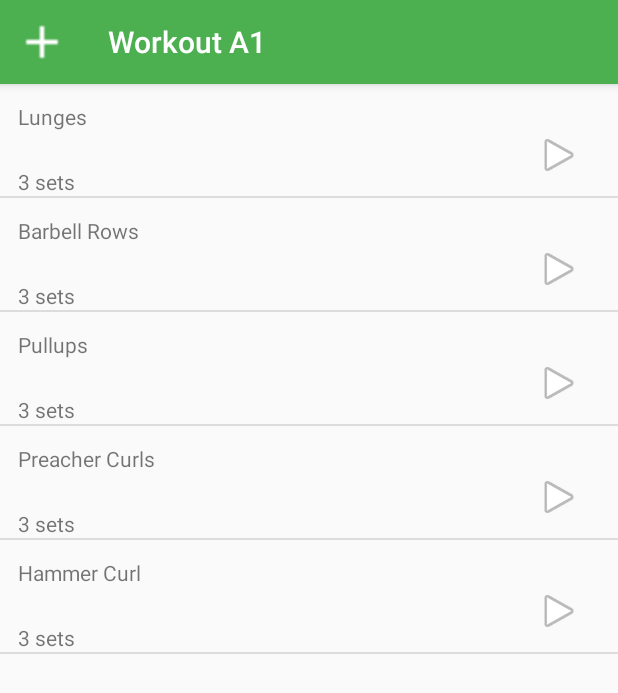
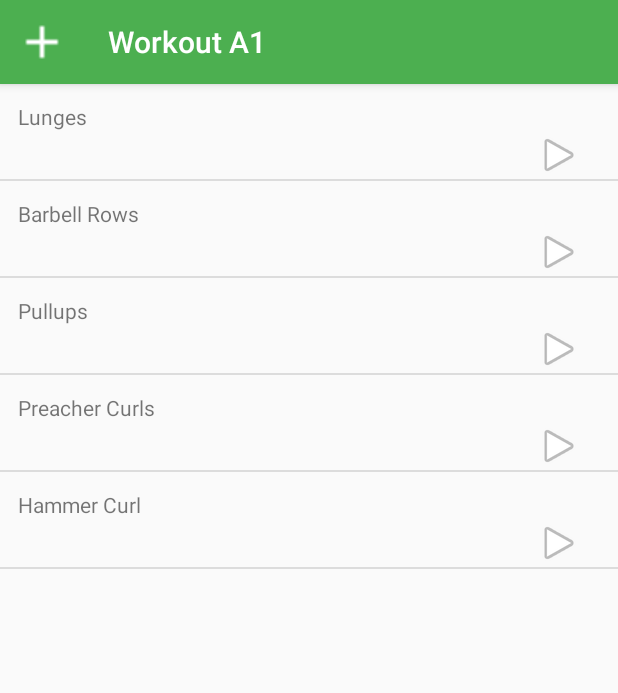
Before and after one commit to LocalMunk/GruppeAwesome, an Android app: the screen it shows after launch (WorkoutList), after a tap on "Workout A1", on a phone screen of 412 x 824 dp. Shown: the top 693 px of the screen. Run offline under Robolectric (Android 15) with nearby library versions, the phone set to English and light mode, and no system bars; libraries missing offline, so code that uses them is left out: com.crashlytics.android, com.jjoe64.graphview, io.fabric.sdk, junit.framework; 1 statement that could not run was skipped.

Commit message:
fjernet grimme kasser fra workout frag

```diff
--- a/app/src/main/java/com/example/martindalby/gruppeawesome/Graf.java
+++ b/app/src/main/java/com/example/martindalby/gruppeawesome/DataFiles/Graf.java
@@ -1,4 +1,4 @@
-package com.example.martindalby.gruppeawesome;
+package com.example.martindalby.gruppeawesome.DataFiles;
 
 import com.jjoe64.graphview.series.DataPointInterface;
 import com.jjoe64.graphview.series.LineGraphSeries;
--- a/app/src/main/java/com/example/martindalby/gruppeawesome/DataFiles/MainController.java
+++ b/app/src/main/java/com/example/martindalby/gruppeawesome/DataFiles/MainController.java
@@ -1,4 +1,6 @@
 package com.example.martindalby.gruppeawesome.DataFiles;
+
+import com.example.martindalby.gruppeawesome.DAL.DatabaseController;
 
 import java.io.Serializable;
 
@@ -10,6 +12,7 @@ public class MainController implements Serializable{
     TraeningsPlanData Træningsplan;
     KostplanData Kostplan;
     private static MainController instans;
+    DatabaseController databaseControl;
 
     public MainController(){
         Træningsplan = new TraeningsPlanData();
--- a/app/src/main/java/com/example/martindalby/gruppeawesome/DataFiles/OvelseData.java
+++ b/app/src/main/java/com/example/martindalby/gruppeawesome/DataFiles/OvelseData.java
@@ -7,6 +7,8 @@ package com.example.martindalby.gruppeawesome.DataFiles;
 public class OvelseData {
 
     String navn;
+    boolean done;
+    Graf graf;
 
     OvelseData(){
 
--- a/app/src/main/java/com/example/martindalby/gruppeawesome/WorkoutList.java
+++ b/app/src/main/java/com/example/martindalby/gruppeawesome/WorkoutList.java
@@ -96,9 +96,6 @@ public class WorkoutList extends AppCompatActivity implements AdapterView.OnItem
             TextView exerciseName = (TextView) view.findViewById(R.id.exercisename);
             exerciseName.setText(ovelser[position]);
 
-            TextView sets = (TextView) view.findViewById(R.id.setsview);
-            sets.setText(setsArray[position] + " sets");
-
             ImageView img = (ImageView) view.findViewById(R.id.ovelsebutton);
             return view;
         }
--- a/app/src/main/res/layout/workout_liste.xml
+++ b/app/src/main/res/layout/workout_liste.xml
@@ -3,7 +3,6 @@
     android:orientation="vertical" android:layout_width="match_parent"
     android:layout_height="wrap_content"
     android:weightSum="1"
-    android:background="@drawable/backgroud_border"
     android:layout_marginTop="5dp"
     android:layout_marginLeft="15dp"
     android:layout_marginRight="15dp"
@@ -20,7 +19,7 @@
             android:layout_marginTop="10dp"
              />
 
-        <TextView
+    <TextView
             android:text="Workoutbeskrivelse"
             android:textSize="18dp"
             android:layout_width="wrap_content"
--- a/app/src/main/res/layout/workoutlist_list.xml
+++ b/app/src/main/res/layout/workoutlist_list.xml
@@ -20,16 +20,6 @@
             android:layout_marginTop="12dp"
             android:id="@+id/exercisename" />
 
-        <TextView
-            android:text="TextView"
-            android:layout_width="wrap_content"
-            android:layout_height="wrap_content"
-            android:layout_below="@+id/exercisename"
-            android:layout_alignLeft="@+id/exercisename"
-            android:layout_alignStart="@+id/exercisename"
-            android:layout_marginTop="24dp"
-            android:id="@+id/setsview" />
-
         <ImageView
             android:layout_width="wrap_content"
             android:layout_height="wrap_content"
```
